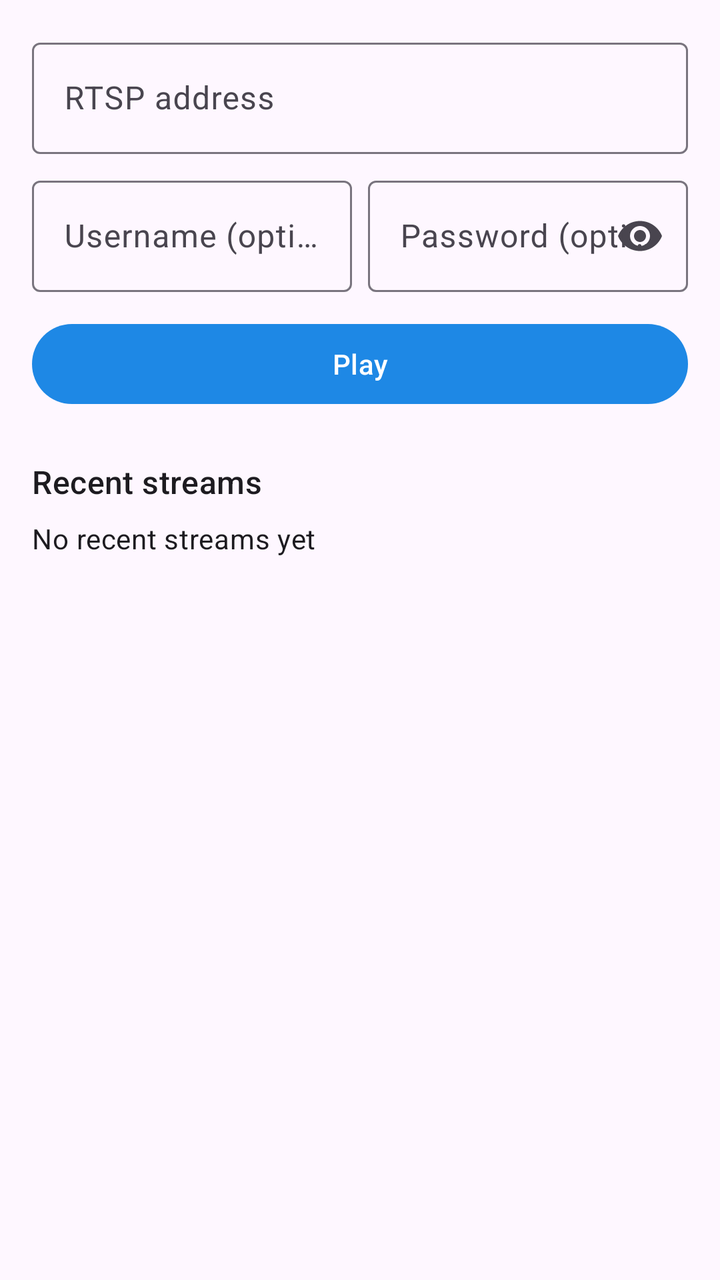
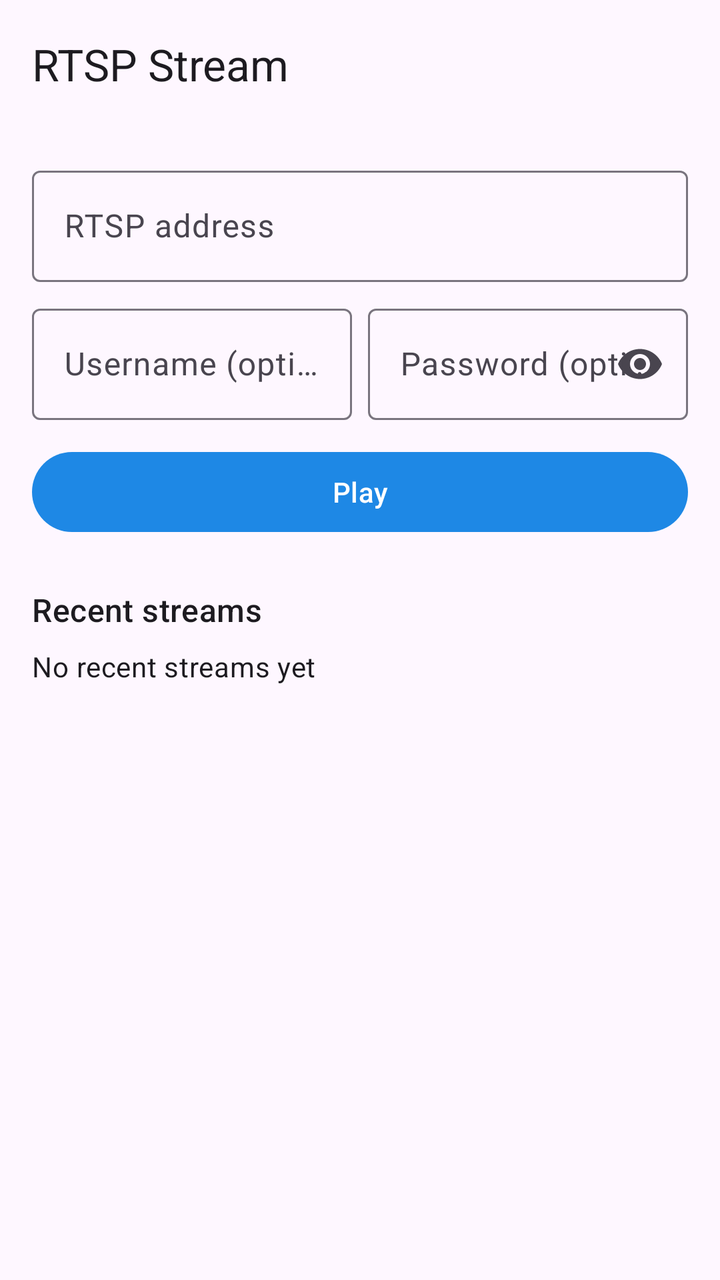

Screens rendered from an Android XML layout before and after an edit, with the pre-edit source and the edit as a unified diff.
<!-- AndroidManifest.xml: application theme Theme.RtspStream -->
<!-- res/layout/activity_main.xml -->
<?xml version="1.0" encoding="utf-8"?>
<LinearLayout xmlns:android="http://schemas.android.com/apk/res/android"
    xmlns:app="http://schemas.android.com/apk/res-auto"
    android:layout_width="match_parent"
    android:layout_height="match_parent"
    android:orientation="vertical"
    android:padding="16dp">

    <com.google.android.material.textfield.TextInputLayout
        android:id="@+id/urlLayout"
        style="@style/Widget.Material3.TextInputLayout.OutlinedBox"
        android:layout_width="match_parent"
        android:layout_height="wrap_content"
        android:hint="@string/rtsp_url"
        app:endIconMode="clear_text"
        app:placeholderText="@string/rtsp_url_hint">

        <com.google.android.material.textfield.TextInputEditText
            android:id="@+id/urlInput"
            android:layout_width="match_parent"
            android:layout_height="wrap_content"
            android:imeOptions="actionGo"
            android:inputType="textUri"
            android:maxLines="1" />
    </com.google.android.material.textfield.TextInputLayout>

    <LinearLayout
        android:layout_width="match_parent"
        android:layout_height="wrap_content"
        android:layout_marginTop="8dp"
        android:orientation="horizontal">

        <com.google.android.material.textfield.TextInputLayout
            style="@style/Widget.Material3.TextInputLayout.OutlinedBox"
            android:layout_width="0dp"
            android:layout_height="wrap_content"
            android:layout_marginEnd="4dp"
            android:layout_weight="1"
            android:hint="@string/username">

            <com.google.android.material.textfield.TextInputEditText
                android:id="@+id/usernameInput"
                android:layout_width="match_parent"
                android:layout_height="wrap_content"
                android:inputType="text"
                android:maxLines="1" />
        </com.google.android.material.textfield.TextInputLayout>

        <com.google.android.material.textfield.TextInputLayout
            style="@style/Widget.Material3.TextInputLayout.OutlinedBox"
            android:layout_width="0dp"
            android:layout_height="wrap_content"
            android:layout_marginStart="4dp"
            android:layout_weight="1"
            android:hint="@string/password"
            app:endIconMode="password_toggle">

            <com.google.android.material.textfield.TextInputEditText
                android:id="@+id/passwordInput"
                android:layout_width="match_parent"
                android:layout_height="wrap_content"
                android:inputType="textPassword"
                android:maxLines="1" />
        </com.google.android.material.textfield.TextInputLayout>
    </LinearLayout>

    <com.google.android.material.button.MaterialButton
        android:id="@+id/playButton"
        android:layout_width="match_parent"
        android:layout_height="wrap_content"
        android:layout_marginTop="12dp"
        android:text="@string/play" />

    <TextView
        android:layout_width="wrap_content"
        android:layout_height="wrap_content"
        android:layout_marginTop="24dp"
        android:text="@string/recent_streams"
        android:textAppearance="?attr/textAppearanceTitleMedium" />

    <TextView
        android:id="@+id/emptyRecent"
        android:layout_width="wrap_content"
        android:layout_height="wrap_content"
        android:layout_marginTop="8dp"
        android:text="@string/no_recent"
        android:textAppearance="?attr/textAppearanceBodyMedium" />

    <androidx.recyclerview.widget.RecyclerView
        android:id="@+id/recentList"
        android:layout_width="match_parent"
        android:layout_height="0dp"
        android:layout_marginTop="8dp"
        android:layout_weight="1" />
</LinearLayout>
<!-- resources referenced by this layout -->
<resources>
  <string name="no_recent">No recent streams yet</string>
  <string name="password">Password (optional)</string>
  <string name="play">Play</string>
  <string name="recent_streams">Recent streams</string>
  <string name="rtsp_url">RTSP address</string>
  <string name="rtsp_url_hint">rtsp://192.168.1.10:554/stream1</string>
  <string name="username">Username (optional)</string>
  <style name="Theme.RtspStream" parent="Theme.Material3.DayNight">
          <item name="colorPrimary">#1E88E5</item>
          <item name="colorSecondary">#26A69A</item>
      </style>
</resources>

<!-- the commit's change to res/layout/activity_main.xml (unified diff, before → after) -->
@@ -1,10 +1,24 @@
 <?xml version="1.0" encoding="utf-8"?>
 <LinearLayout xmlns:android="http://schemas.android.com/apk/res/android"
     xmlns:app="http://schemas.android.com/apk/res-auto"
+    android:id="@+id/root"
     android:layout_width="match_parent"
     android:layout_height="match_parent"
-    android:orientation="vertical"
-    android:padding="16dp">
+    android:orientation="vertical">
+
+    <com.google.android.material.appbar.MaterialToolbar
+        android:id="@+id/toolbar"
+        android:layout_width="match_parent"
+        android:layout_height="?attr/actionBarSize"
+        app:title="@string/app_name" />
+
+    <LinearLayout
+        android:layout_width="match_parent"
+        android:layout_height="0dp"
+        android:layout_weight="1"
+        android:orientation="vertical"
+        android:padding="16dp">
+
 
     <com.google.android.material.textfield.TextInputLayout
         android:id="@+id/urlLayout"
@@ -92,4 +106,5 @@
         android:layout_height="0dp"
         android:layout_marginTop="8dp"
         android:layout_weight="1" />
+    </LinearLayout>
 </LinearLayout>
<!-- resource entries referenced after the edit -->
@@ -1,5 +1,6 @@
 <!-- resources referenced by this layout -->
 <resources>
+  <string name="app_name">RTSP Stream</string>
   <string name="no_recent">No recent streams yet</string>
   <string name="password">Password (optional)</string>
   <string name="play">Play</string>
@@ -7,7 +8,7 @@
   <string name="rtsp_url">RTSP address</string>
   <string name="rtsp_url_hint">rtsp://192.168.1.10:554/stream1</string>
   <string name="username">Username (optional)</string>
-  <style name="Theme.RtspStream" parent="Theme.Material3.DayNight">
+  <style name="Theme.RtspStream" parent="Theme.Material3.DayNight.NoActionBar">
           <item name="colorPrimary">#1E88E5</item>
           <item name="colorSecondary">#26A69A</item>
       </style>
